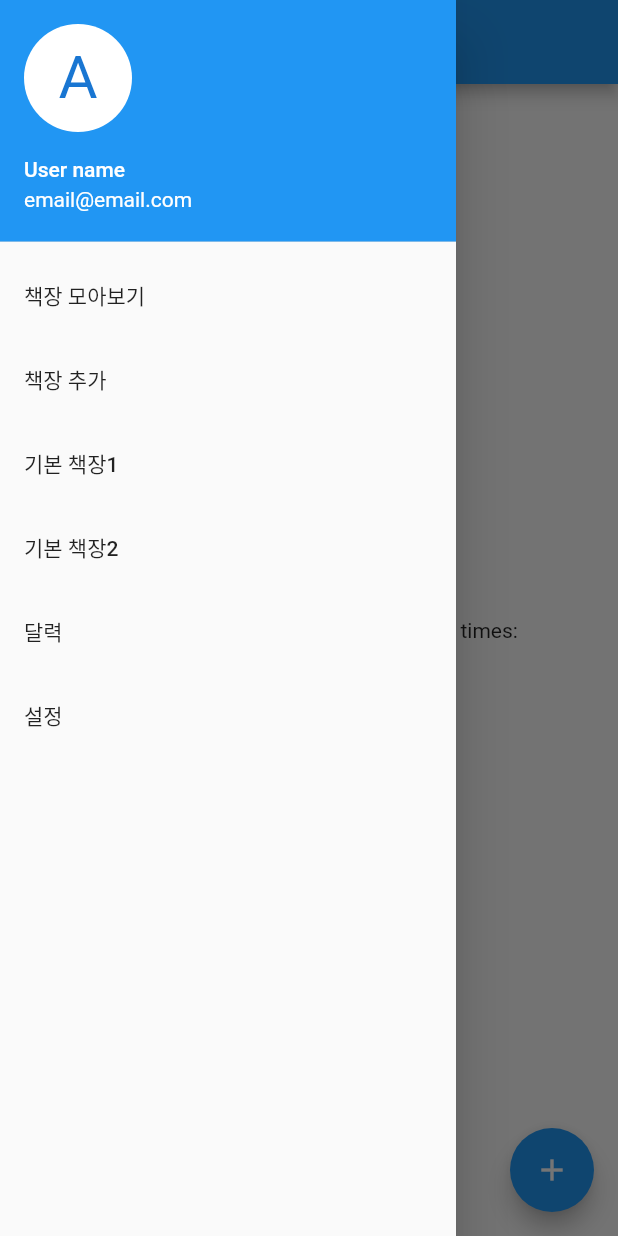
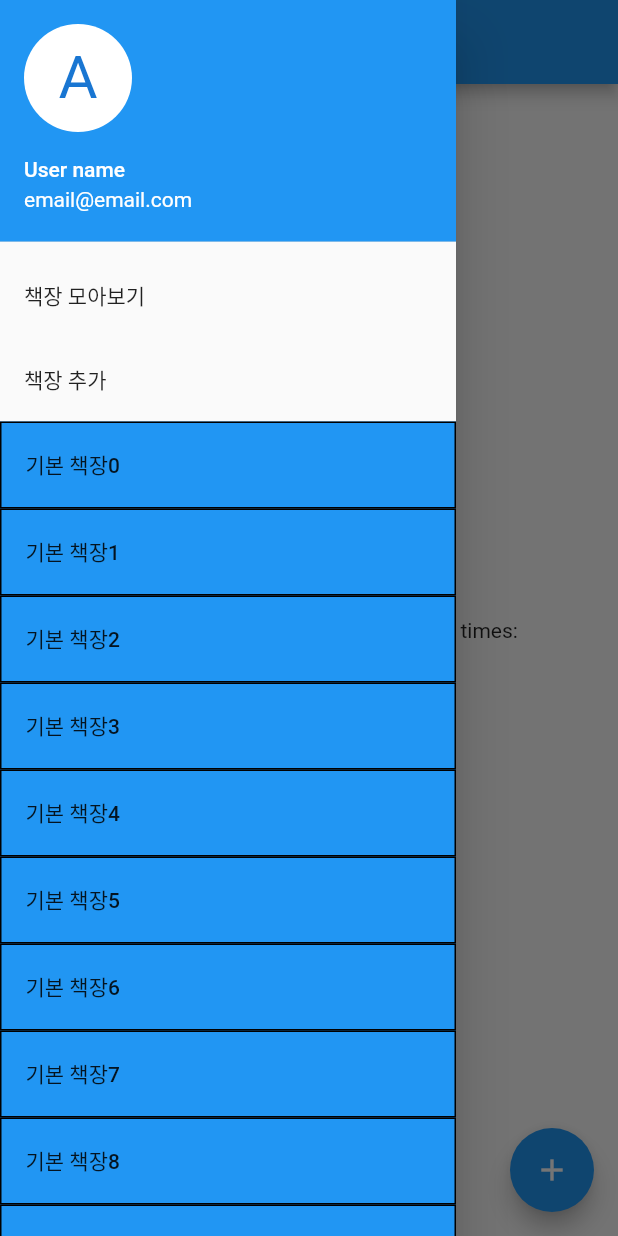
Before and after one commit to kangsudal/mybook-diary, a Flutter app: the screen it shows after launch, with the side drawer open, on a phone screen of 412 x 824 dp. Run offline on Flutter 3.47's test engine with Material 2 defaults, Android fonts, the phone set to English and light mode, and no system bars; our stand-ins replace table_calendar.

Commit message:
책장 리스트 listview.builder로 만들기
Nested ListView.
Drawer 메뉴 listview item 안에, 책장 listview 만들어줌.

```diff
--- a/lib/main.dart
+++ b/lib/main.dart
@@ -1,7 +1,6 @@
 import 'package:flutter/material.dart';
 
 import 'page/calendarpage.dart';
-
 
 void main() => runApp(MyApp());
 
@@ -99,13 +98,19 @@ class _MyHomePageState extends State<MyHomePage> {
       drawer: Drawer(
         child: ListView(
           padding: EdgeInsets.zero,
-          children: <Widget>[
+          children: _buildList(),
+        ),
+      ),
+    );
+  }
+
+  _buildList() {
+    return <Widget>[
       UserAccountsDrawerHeader(
         accountName: Text("User name"),
         accountEmail: Text("email@email.com"),
         currentAccountPicture: CircleAvatar(
-                backgroundColor:
-                    Theme.of(context).platform == TargetPlatform.iOS
+          backgroundColor: Theme.of(context).platform == TargetPlatform.iOS
               ? Colors.blue
               : Colors.white,
           child: Text(
@@ -138,23 +143,20 @@ class _MyHomePageState extends State<MyHomePage> {
           print("New shelf name is $newShelf");
         },
       ),
-            ListTile(
-              title: Text('기본 책장1'),
-              onTap: () {
-                // Update the state of the app
-                // ...
-                // Then close the drawer
-                Navigator.pop(context);
+      Container(
+        // decoration: BoxDecoration(border: Border.all()),
+        color: Colors.blue,
+        child: ListView.builder(
+          itemBuilder: (context, index) {
+            return Container(
+                decoration: BoxDecoration(border: Border.all()),
+                // color: Colors.blue,
+                child: listItem(index));
           },
+          itemCount: 10,
+          shrinkWrap: true,
+          physics: ClampingScrollPhysics(),
         ),
-            ListTile(
-              title: Text('기본 책장2'),
-              onTap: () {
-                // Update the state of the app
-                // ...
-                // Then close the drawer
-                Navigator.pop(context);
-              },
       ),
       ListTile(
         title: Text('달력'),
@@ -176,9 +178,18 @@ class _MyHomePageState extends State<MyHomePage> {
           Navigator.pop(context);
         },
       ),
-          ],
-        ),
-      ),
+    ];
+  }
+
+  Widget listItem(int index) {
+    return ListTile(
+      title: Text('기본 책장$index'),
+      onTap: () {
+        // Update the state of the app
+        // ...
+        // Then close the drawer
+        Navigator.pop(context);
+      },
     );
   }
 }
```
Lines whose indentation alone changed are shown as unchanged.
